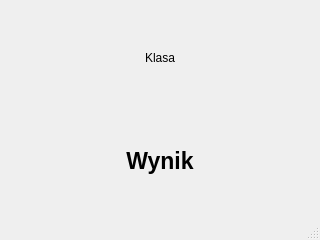
This is ui/classificationresultwindow.ui in antoninastefanowska/PyQtDataAnalyzer as Qt 5 draws it before an edit. The edited form follows.
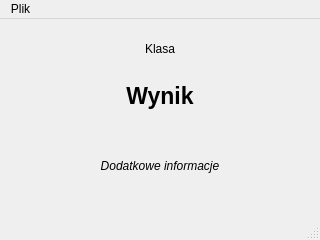
This is the edited form.

Patch:
```diff
--- a/ui/classificationresultwindow.ui
+++ b/ui/classificationresultwindow.ui
@@ -58,11 +58,48 @@
         </item>
        </layout>
       </item>
+      <item>
+       <widget class="QLabel" name="resultInfoLabel">
+        <property name="font">
+         <font>
+          <italic>true</italic>
+         </font>
+        </property>
+        <property name="text">
+         <string>Dodatkowe informacje</string>
+        </property>
+        <property name="alignment">
+         <set>Qt::AlignCenter</set>
+        </property>
+       </widget>
+      </item>
      </layout>
     </item>
    </layout>
   </widget>
   <widget class="QStatusBar" name="statusBar"/>
+  <widget class="QMenuBar" name="menuBar">
+   <property name="geometry">
+    <rect>
+     <x>0</x>
+     <y>0</y>
+     <width>320</width>
+     <height>21</height>
+    </rect>
+   </property>
+   <widget class="QMenu" name="menuPlik">
+    <property name="title">
+     <string>Plik</string>
+    </property>
+    <addaction name="actionExportClassifierData"/>
+   </widget>
+   <addaction name="menuPlik"/>
+  </widget>
+  <action name="actionExportClassifierData">
+   <property name="text">
+    <string>Eksportuj dane klasyfikatora...</string>
+   </property>
+  </action>
  </widget>
  <resources/>
  <connections/>
```
Left out of the diff: 23 changed lines with no effect on the pictures.
